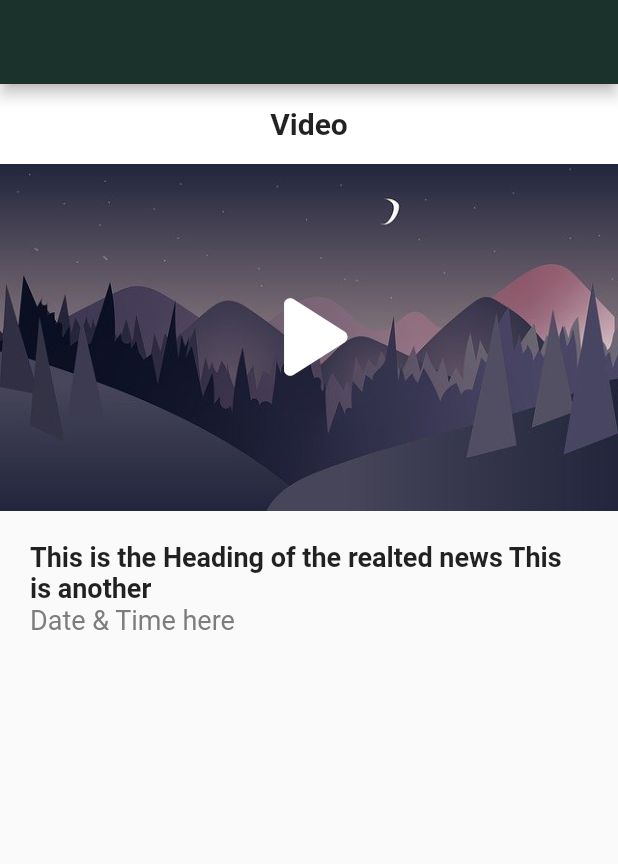
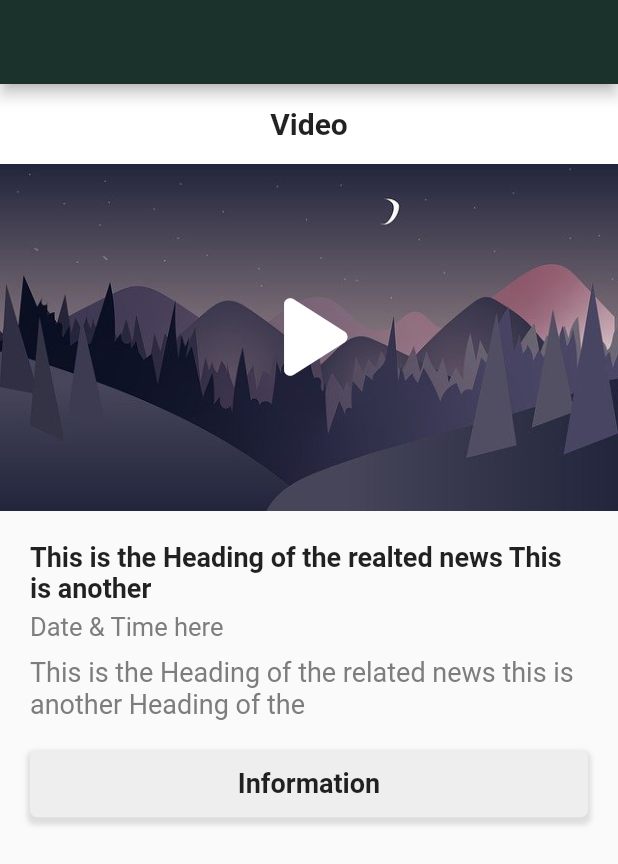
Before and after one commit to Ujjwal-here/Intern-HummingSparrow, a Flutter app: the screen it shows after launch, on a phone screen of 412 x 824 dp. Shown: the top 864 px of the screen. Run offline on Flutter 3.47's test engine with Material 2 defaults, Android fonts, the phone set to English and light mode, and no system bars.

Commit message:
road.jpg added

```diff
--- a/lib/screens/video.dart
+++ b/lib/screens/video.dart
@@ -38,12 +38,49 @@ class Video extends StatelessWidget {
                   "This is the Heading of the realted news This is another",
                   style: TextStyle(fontSize: 18, fontWeight: FontWeight.bold),
                 ),
-                Text(
-                  "Date & Time here",
-                  style: TextStyle(
-                      fontSize: 18, color: Color.fromRGBO(125, 125, 125, 1)),
+                Container(
+                  margin: EdgeInsets.only(top: 5),
+                  child: Text(
+                    "Date & Time here",
+                    style: TextStyle(
+                        fontSize: 17, color: Color.fromRGBO(125, 125, 125, 1)),
+                  ),
                 ),
+                Container(
+                  margin: EdgeInsets.only(top: 10),
+                  child: Text(
+                    "This is the Heading of the related news this is another Heading of the",
+                    style: TextStyle(
+                        fontSize: 18, color: Color.fromRGBO(125, 125, 125, 1)),
+                  ),
+                ),
+                Container(
+                  alignment: Alignment.center,
+                  margin: const EdgeInsets.only(top: 20),
+                  padding: EdgeInsets.all(12),
+                  width: double.infinity,
+                  decoration: BoxDecoration(
+                      borderRadius: BorderRadius.circular(5),
+                      color: Colors.grey[200],
+                      boxShadow: [
+                        BoxShadow(
+                          color: Colors.grey.withOpacity(0.3),
+                          spreadRadius: 2,
+                          blurRadius: 2,
+                          offset: Offset(0, 3), // changes position of shadow
+                        ),
+                      ]),
+                  child: Text(
+                    "Information",
+                    style: TextStyle(fontWeight: FontWeight.bold, fontSize: 18),
+                  ),
+                )
               ],
+            ),
+          ),
+          Container(
+            child: Row(
+              children: [],
             ),
           )
         ],
```
Also changed, not shown: assets/road.jpg (added).
